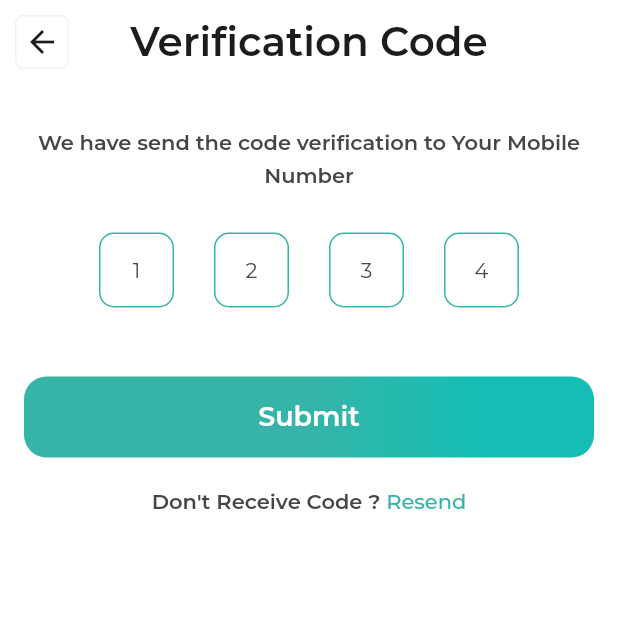
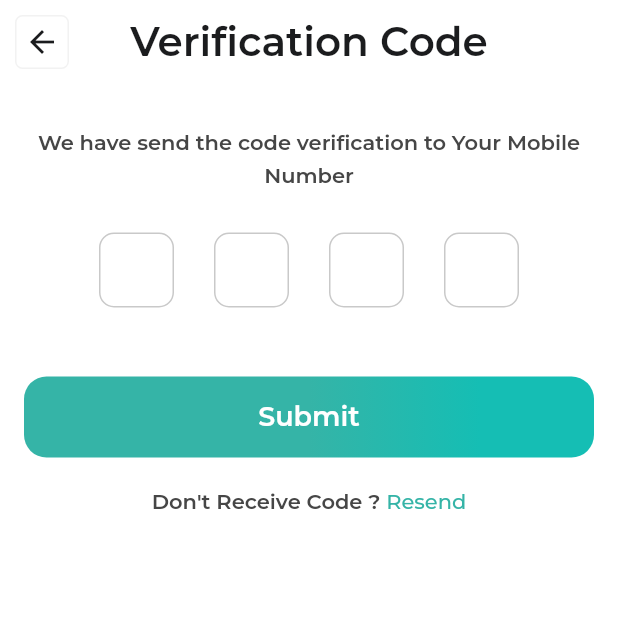
Before and after one commit to icsicsics/school, a Flutter app: the VerifyScreen screen opened directly, on a phone screen of 412 x 824 dp, the top half of it. Run offline on Flutter 3.47's test engine with Material 2 defaults, Android fonts, the light colour scheme and no system bars; drawn by our look-alikes of pin_code_fields; our stand-ins replace device_info_plus, dio, firebase_core, firebase_messaging, flutter_bloc, flutter_local_notifications and 10 more; accounts and stored records are empty; network calls fail; project files that could hold a hidden picture were left out.

Commit message:
handle some issues

```diff
--- a/lib/presentation/ui/authentication/login/login_screen.dart
+++ b/lib/presentation/ui/authentication/login/login_screen.dart
@@ -20,7 +20,7 @@ class LoginScreen extends BaseStatefulWidget {
 
 class _LoginScreenState extends BaseState<LoginScreen> {
   LoginBloc get _loginBloc => BlocProvider.of<LoginBloc>(context);
-  TextEditingController countryController = TextEditingController(text: "7595191633");
+  TextEditingController countryController = TextEditingController();
   bool _isFather = false;
 
   @override
--- a/lib/presentation/ui/authentication/verify/widgets/verify_content_widget.dart
+++ b/lib/presentation/ui/authentication/verify/widgets/verify_content_widget.dart
@@ -16,7 +16,7 @@ class VerifyContentWidget extends StatefulWidget {
 }
 
 class _VerifyContentWidgetState extends State<VerifyContentWidget> {
-  TextEditingController pinController = TextEditingController(text: "1234");
+  TextEditingController pinController = TextEditingController();
 
   @override
   Widget build(BuildContext context) {
```
